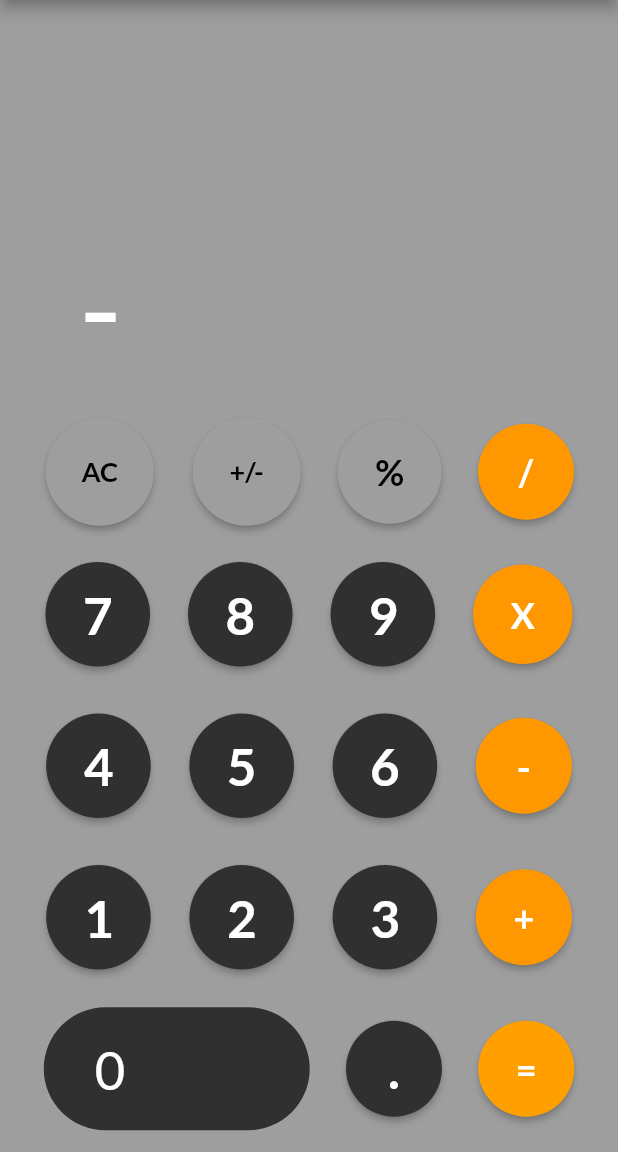
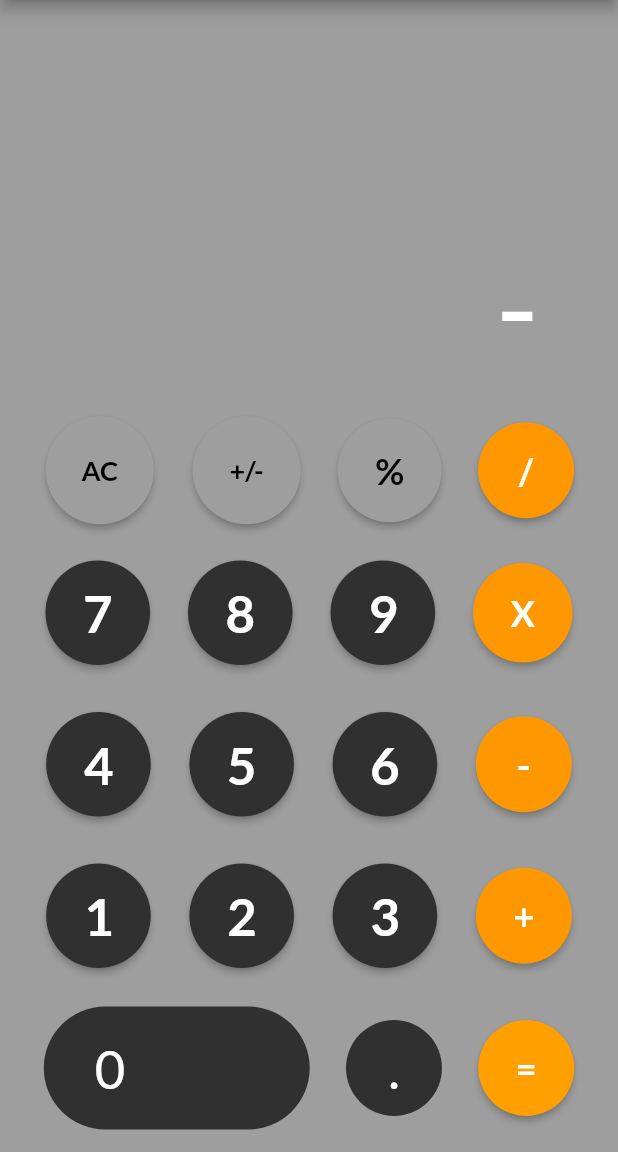
Before and after one commit to MSF01/Falculator, a Flutter app: the HomePage screen opened by its route, after a tap on "+/-", on a phone screen of 412 x 824 dp, the part 84-1236 px from its top. Run offline on Flutter 3.47's test engine with Material 2 defaults, Android fonts, the phone set to English and light mode, and no system bars; our stand-ins replace google_fonts.

```diff
--- a/lib/Pages/home.dart
+++ b/lib/Pages/home.dart
@@ -63,7 +63,7 @@ class _HomePageState extends State<HomePage> {
                         padding: const EdgeInsets.all(10.0),
                         child: Text(
                           "$text",
-                          textAlign: TextAlign.left,
+                          textAlign: TextAlign.right,
                           style: const TextStyle(
                               color: Colors.white, fontSize: 100),
                         ),
@@ -121,13 +121,32 @@ class _HomePageState extends State<HomePage> {
                       padding: const EdgeInsets.fromLTRB(34, 20, 123, 20),
                       backgroundColor: Colors.grey[850],
                       shape: const StadiumBorder()),
-                  onPressed: () {},
+                  onPressed: () {
+                    setState(() {
+                      text = text + "0";
+                    });
+                  },
                   child: const Text(
                     '0',
                     style: TextStyle(fontSize: 35, color: Colors.white),
                   ),
                 ),
-                calc('.', Colors.grey[850]!, Colors.white, 34),
+                TextButton(
+                  style: TextButton.styleFrom(
+                      padding: const EdgeInsets.all(25),
+                      backgroundColor: Colors.grey[850],
+                      shape: const CircleBorder()),
+                  onPressed: () {
+                    setState(() {
+                      text = text + ".";
+                    });
+                  },
+                  child: const Text(
+                    '.',
+                    style: TextStyle(fontSize: 35, color: Colors.white),
+                  ),
+                ),
+                // calc('.', Colors.grey[850]!, Colors.white, 34),
                 calc('=', Colors.amber[700]!, Colors.white, 24),
               ],
             ),
@@ -138,9 +157,13 @@ class _HomePageState extends State<HomePage> {
     );
   }
 
+  // The main algorithm
+
   dynamic text = '';
   int numone = 0;
   int numtwo = 0;
+
+  bool hasdecimal = false;
 
   dynamic result = '';
   dynamic operation = '';
@@ -157,10 +180,7 @@ class _HomePageState extends State<HomePage> {
         btntext == "/" ||
         btntext == "%") {
       numone = int.parse(text);
-      // if (numone == null) {
-      //   print("The value is not a integer");
-      // }
-      result = "";
+      result = '';
       operation = btntext;
     } else if (btntext == "=") {
       numtwo = int.parse(text);
@@ -184,14 +204,8 @@ class _HomePageState extends State<HomePage> {
           ? text = result.toString().substring(1)
           : text = '-' + text.toString();
       result = text;
-    } else if (btntext == ".") {
-      text = result.toString() + '.';
-      result = text;
-    } else if (btntext == "0") {
-      text = result.toString() + '0';
-      result = text;
     } else {
-      result = int.parse(text + btntext).toString();
+      result = double.parse(text + btntext).toString();
     }
 
     setState(() {
```
